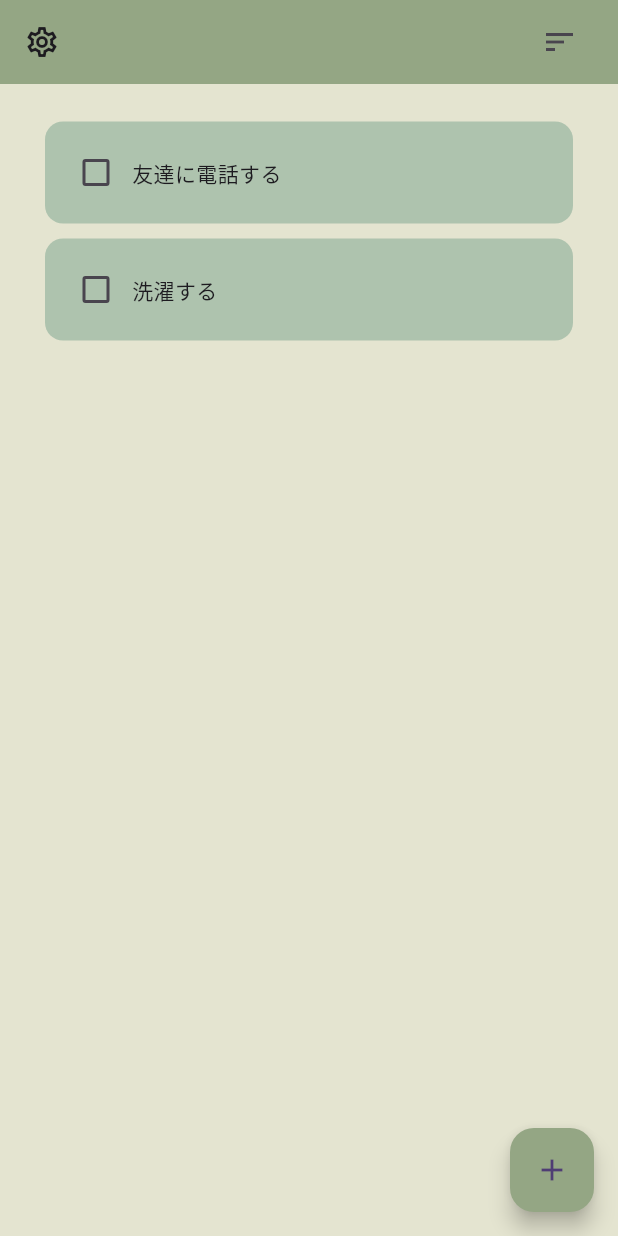
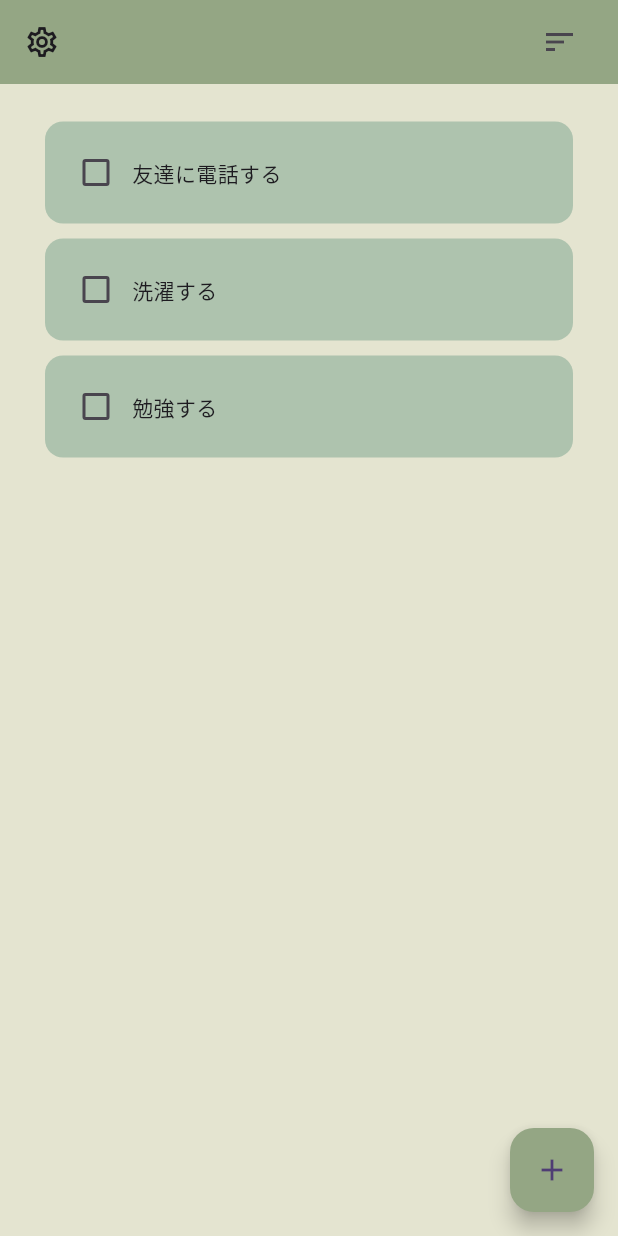
Before and after one commit to ten66/simple_todo_app, a Flutter app: the screen it shows after launch, on a phone screen of 412 x 824 dp. Run offline on Flutter 3.47's test engine with Material 2 defaults, Android fonts, the phone set to English and light mode, and no system bars.

Commit message:
style: #1 taskListに例を一つ追加, constants.dartにcheckBoxColorを追加

```diff
--- a/lib/constants.dart
+++ b/lib/constants.dart
@@ -3,3 +3,4 @@ import 'package:flutter/material.dart';
 const kAppBarColor = Color(0xFF94A684);
 const kTaskCardColor = Color(0xFFAEC3AE);
 const kBackgroundColor = Color(0xFFE4E4D0);
+const kCheckBoxColor = Color(0xFFFDE4ED);
--- a/lib/pages/home_page.dart
+++ b/lib/pages/home_page.dart
@@ -13,7 +13,8 @@ class HomePage extends StatefulWidget {
 class _HomePageState extends State<HomePage> {
   List taskList = [
     ['友達に電話する', false],
-    ['洗濯する', false]
+    ['洗濯する', false],
+    ['勉強する', false],
   ];
 
   void checkBoxChanged(bool? value, int index) {
--- a/lib/widgets/task_card.dart
+++ b/lib/widgets/task_card.dart
@@ -19,13 +19,17 @@ class TaskCard extends StatelessWidget {
       padding: const EdgeInsets.symmetric(vertical: 5, horizontal: 10),
       child: Container(
         padding: const EdgeInsets.all(10),
+        decoration: BoxDecoration(
+          color: kTaskCardColor,
+          borderRadius: BorderRadius.circular(12),
+        ),
         child: Row(
           children: [
             // check box
             Checkbox(
               value: taskCompleted,
               onChanged: onChanged,
-              activeColor: Color(0xFFFFEEF4),
+              activeColor: kCheckBoxColor,
               checkColor: kTaskCardColor,
             ),
 
@@ -33,10 +37,6 @@ class TaskCard extends StatelessWidget {
             Text(taskName),
           ],
         ),
-        decoration: BoxDecoration(
-          color: kTaskCardColor,
-          borderRadius: BorderRadius.circular(12),
-        ),
       ),
     );
   }
```
